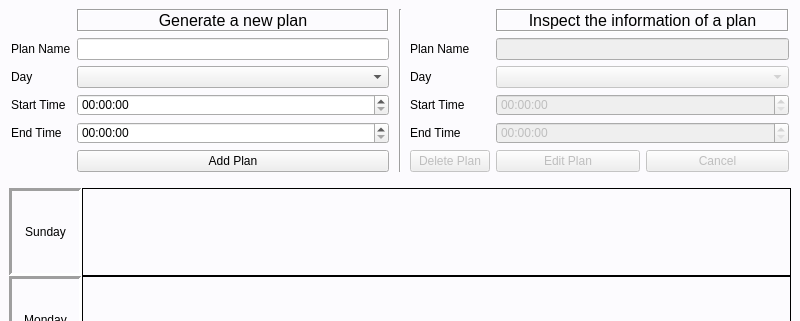
Before: the Qt Designer form mainwindow.ui in qwertyhoge/timetable_qt, drawn with Qt 5; both pictures show x 0 to 800 and y 0 to 321 of the 800 by 811 pixel window.
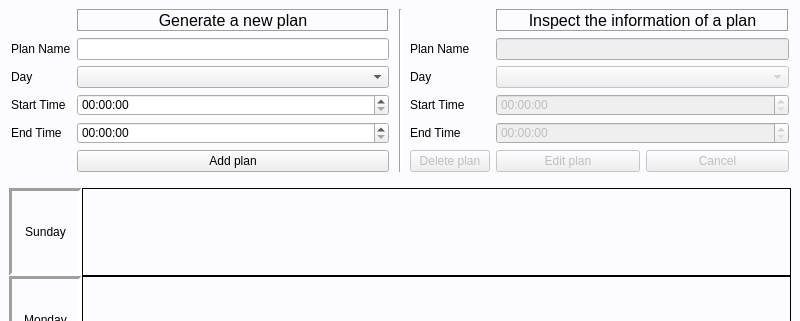
After: the same form once the commit is applied.

Commit message: #4 [ADD] a clicked plan now serves the editting function

Patch:
```diff
--- a/mainwindow.ui
+++ b/mainwindow.ui
@@ -111,7 +111,7 @@
         <item row="8" column="1">
          <widget class="QPushButton" name="addPlanButton">
           <property name="text">
-           <string>Add Plan</string>
+           <string>Add plan</string>
           </property>
          </widget>
         </item>
@@ -284,7 +284,7 @@
              <bool>false</bool>
             </property>
             <property name="text">
-             <string>Edit Plan</string>
+             <string>Edit plan</string>
             </property>
            </widget>
           </item>
@@ -331,7 +331,7 @@
            <bool>false</bool>
           </property>
           <property name="text">
-           <string>Delete Plan</string>
+           <string>Delete plan</string>
           </property>
           <property name="iconSize">
            <size>
```
The commit also changes 4 other files.
